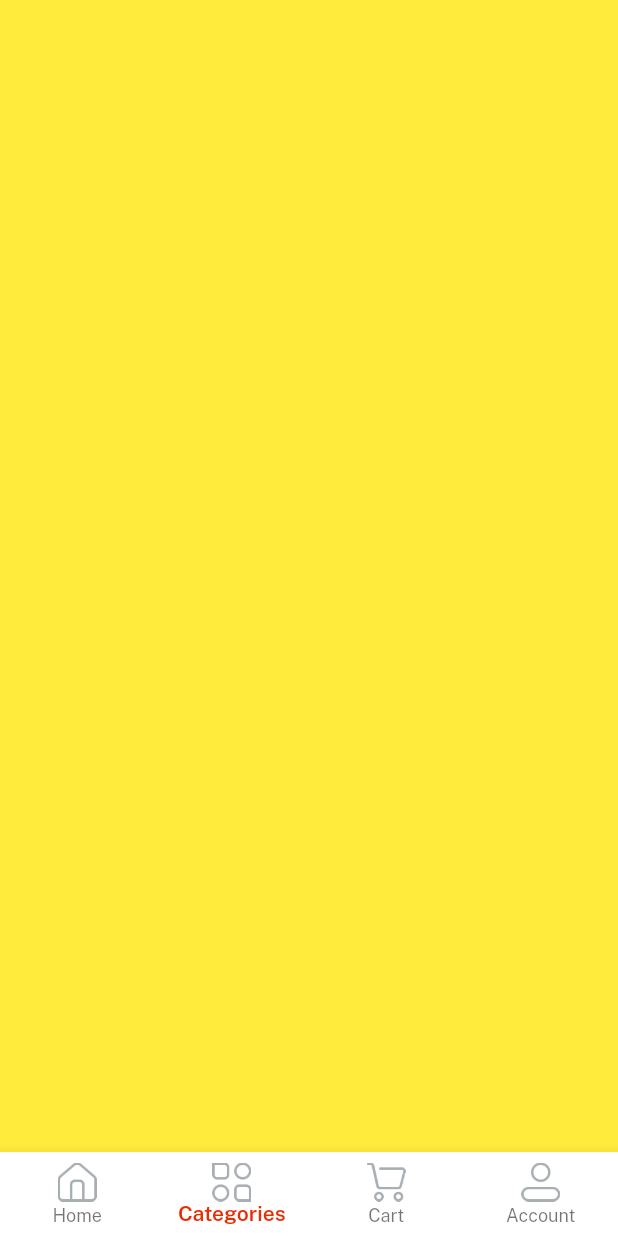
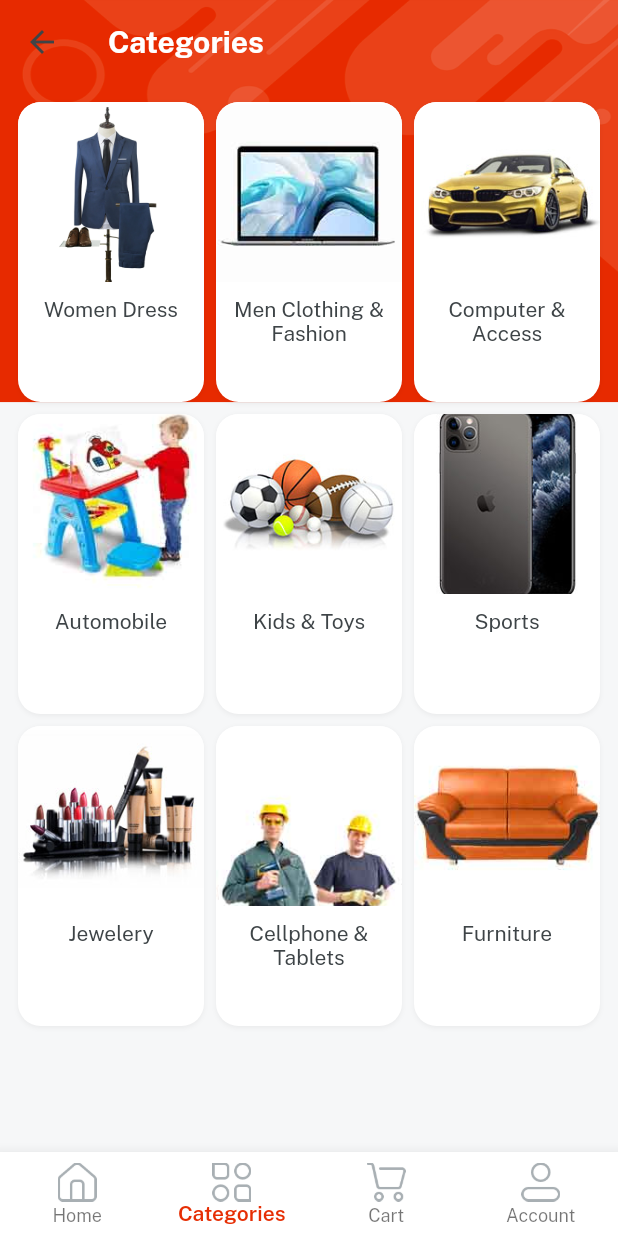
Before and after one commit to hayderr-glitch/iragam, a Flutter app: the Home screen opened directly, item 2 of the bottom bar chosen, on a phone screen of 412 x 824 dp. Run offline on Flutter 3.47's test engine with Material 2 defaults, Android fonts, the phone set to English and light mode, and no system bars; our stand-ins replace get, velocity_x.

Commit message:
category screen and item details screen

```diff
--- a/lib/consts/lists.dart
+++ b/lib/consts/lists.dart
@@ -3,12 +3,35 @@ import 'package:tralaga/consts/images.dart';
 
 const socialIconList = [icFacebookLogo, icGoogleLogo, icTwitterLogo];
 
-const slidersList = [imgSlider1,imgSlider2,imgSlider3,imgSlider4];
+const slidersList = [imgSlider1, imgSlider2, imgSlider3, imgSlider4];
 
-const secondSlidersList = [imgSs1,imgSs2,imgSs3,imgSs4];
+const secondSlidersList = [imgSs1, imgSs2, imgSs3, imgSs4];
 
-const featuredImages1 = [imgS1,imgS2,imgS3];
-const featuredImages2 = [imgS4,imgS5,imgS6];
+const featuredImages1 = [imgS1, imgS2, imgS3];
+const featuredImages2 = [imgS4, imgS5, imgS6];
 
-const featuredTitles1 = [womenDress,girlsDress,girlsWatches];
-const featuredTitles2 = [boysGlasses,mobilePhone,tShirts];
+const featuredTitles1 = [womenDress, girlsDress, girlsWatches];
+const featuredTitles2 = [boysGlasses, mobilePhone, tShirts];
+
+const categoriesList = [
+  womenDress,
+  menClothingFashion,
+  compAccess,
+  automobile,
+  kidsToys,
+  sports,
+  jewelery,
+  cellPhone,
+  furniture
+];
+const categoryImages = [
+  imgFc1,
+  imgFc2,
+  imgFc3,
+  imgFc4,
+  imgFc5,
+  imgFc6,
+  imgFc7,
+  imgFc8,
+  imgFc9,
+];
--- a/lib/consts/strings.dart
+++ b/lib/consts/strings.dart
@@ -36,3 +36,13 @@ const searchAnything = "Searching anything...",
     girlsDress = "Girls Dress",
     featuredProduct = "Featured Product",
     featuredCategories = "Featured Categories";
+//Category Strings
+const womenClothing = "Women Clothing",
+    menClothingFashion = "Men Clothing & Fashion",
+    compAccess = "Computer & Access",
+    automobile = "Automobile",
+    kidsToys = "Kids & Toys",
+    sports = "Sports",
+    jewelery = "Jewelery",
+    cellPhone = "Cellphone & Tablets",
+    furniture = "Furniture";
--- a/lib/views/category_screen/category_screen.dart
+++ b/lib/views/category_screen/category_screen.dart
@@ -1,10 +1,58 @@
+import 'package:get/get.dart';
+import 'package:get/get_core/src/get_main.dart';
 import 'package:tralaga/consts/consts.dart';
+import 'package:tralaga/consts/lists.dart';
+import 'package:tralaga/views/category_screen/category_details.dart';
+import 'package:tralaga/widgets_common/bg_widget.dart';
 
 class CategoryScreen extends StatelessWidget {
   const CategoryScreen({Key? key}) : super(key: key);
 
   @override
   Widget build(BuildContext context) {
-    return Container(color: Colors.yellow);
+    return bgWidget(
+        child: Scaffold(
+      appBar: AppBar(
+        title: categories.text.fontFamily(bold).white.make(),
+      ),
+      body: Container(
+        padding: const EdgeInsets.all(12),
+        child: GridView.builder(
+            shrinkWrap: true,
+            itemCount: 9,
+            gridDelegate: const SliverGridDelegateWithFixedCrossAxisCount(
+                crossAxisCount: 3,
+                mainAxisSpacing: 8,
+                crossAxisSpacing: 8,
+                mainAxisExtent: 200),
+            itemBuilder: (context, index) {
+              return Column(
+                children: [
+                  Image.asset(
+                    categoryImages[index],
+                    height: 120,
+                    width: 200,
+                    fit: BoxFit.cover,
+                  ),
+                  10.heightBox,
+                  "${categoriesList[index]}"
+                      .text
+                      .color(darkFontGrey)
+                      .align(TextAlign.center)
+                      .make(),
+                ],
+              )
+                  .box
+                  .white
+                  .rounded
+                  .clip(Clip.antiAlias)
+                  .outerShadowSm
+                  .make()
+                  .onTap(() {
+                Get.to(() => CategoryDetails(title: categoriesList[index]));
+              });
+            }),
+      ),
+    ));
   }
 }
```
Also changed, not shown: lib/main.dart (+7 -1 lines), lib/views/category_screen/category_details.dart (added, +99 -0 lines), lib/views/category_screen/item_details.dart (added, +95 -0 lines).
